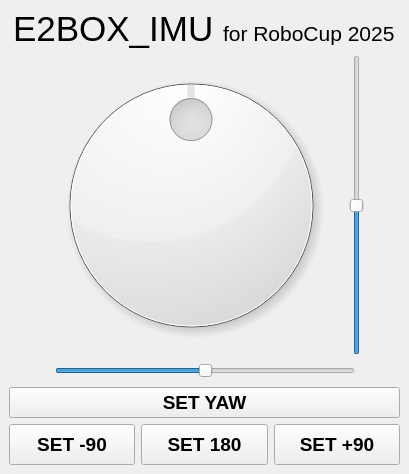
The window that ebimu/ui/mainwindow.ui (Songyeonu-ai/colcon_ws) describes before a commit, drawn with Qt 5.
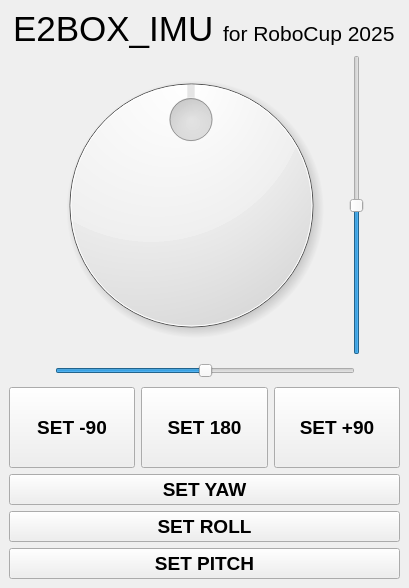
The same window after the commit. Icons and pictures are not drawn.

What changed in the file:
```diff
--- a/ebimu/ui/mainwindow.ui
+++ b/ebimu/ui/mainwindow.ui
@@ -7,7 +7,7 @@
     <x>0</x>
     <y>0</y>
     <width>409</width>
-    <height>474</height>
+    <height>588</height>
    </rect>
   </property>
   <property name="windowTitle">
@@ -209,20 +209,6 @@
         </item>
        </layout>
       </item>
-      <item>
-       <widget class="QPushButton" name="pushButton_set">
-        <property name="font">
-         <font>
-          <pointsize>14</pointsize>
-          <weight>75</weight>
-          <bold>true</bold>
-         </font>
-        </property>
-        <property name="text">
-         <string>SET YAW</string>
-        </property>
-       </widget>
-      </item>
       <item>
        <layout class="QHBoxLayout" name="horizontalLayout_4">
         <item>
@@ -289,6 +275,48 @@
       </item>
      </layout>
     </item>
+    <item row="2" column="0">
+     <widget class="QPushButton" name="pushButton_2">
+      <property name="font">
+       <font>
+        <pointsize>14</pointsize>
+        <weight>75</weight>
+        <bold>true</bold>
+       </font>
+      </property>
+      <property name="text">
+       <string>SET ROLL</string>
+      </property>
+     </widget>
+    </item>
+    <item row="1" column="0">
+     <widget class="QPushButton" name="pushButton_set">
+      <property name="font">
+       <font>
+        <pointsize>14</pointsize>
+        <weight>75</weight>
+        <bold>true</bold>
+       </font>
+      </property>
+      <property name="text">
+       <string>SET YAW</string>
+      </property>
+     </widget>
+    </item>
+    <item row="3" column="0">
+     <widget class="QPushButton" name="pushButton">
+      <property name="font">
+       <font>
+        <pointsize>14</pointsize>
+        <weight>75</weight>
+        <bold>true</bold>
+       </font>
+      </property>
+      <property name="text">
+       <string>SET PITCH</string>
+      </property>
+     </widget>
+    </item>
    </layout>
   </widget>
   <action name="action_Quit">
```
